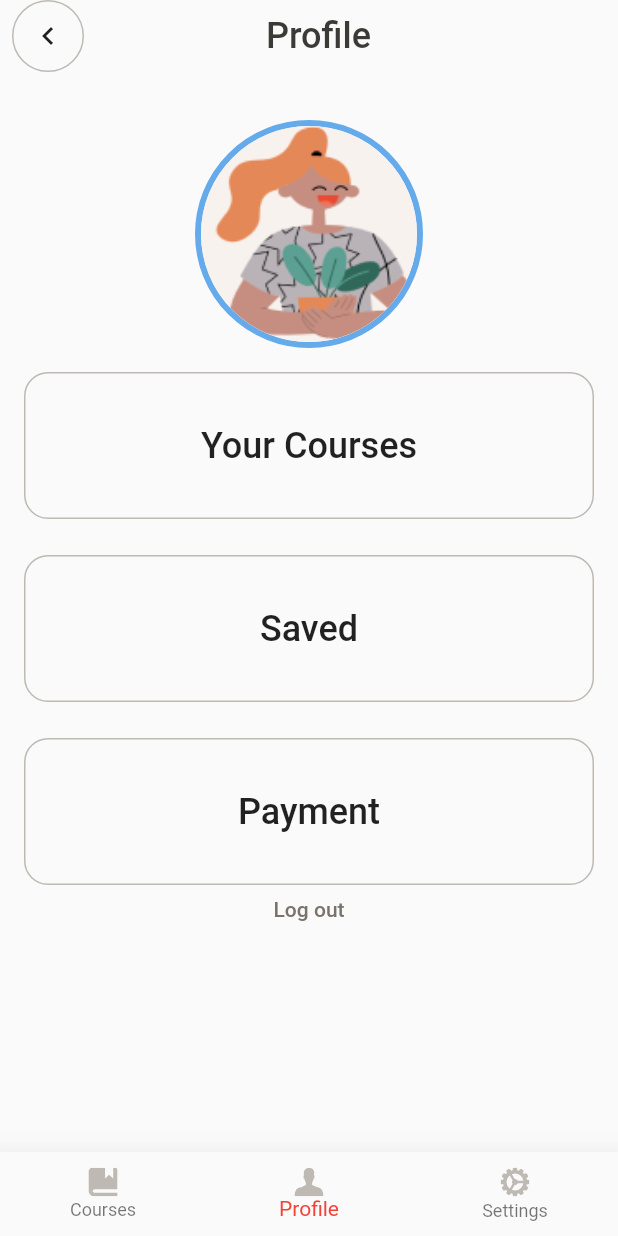
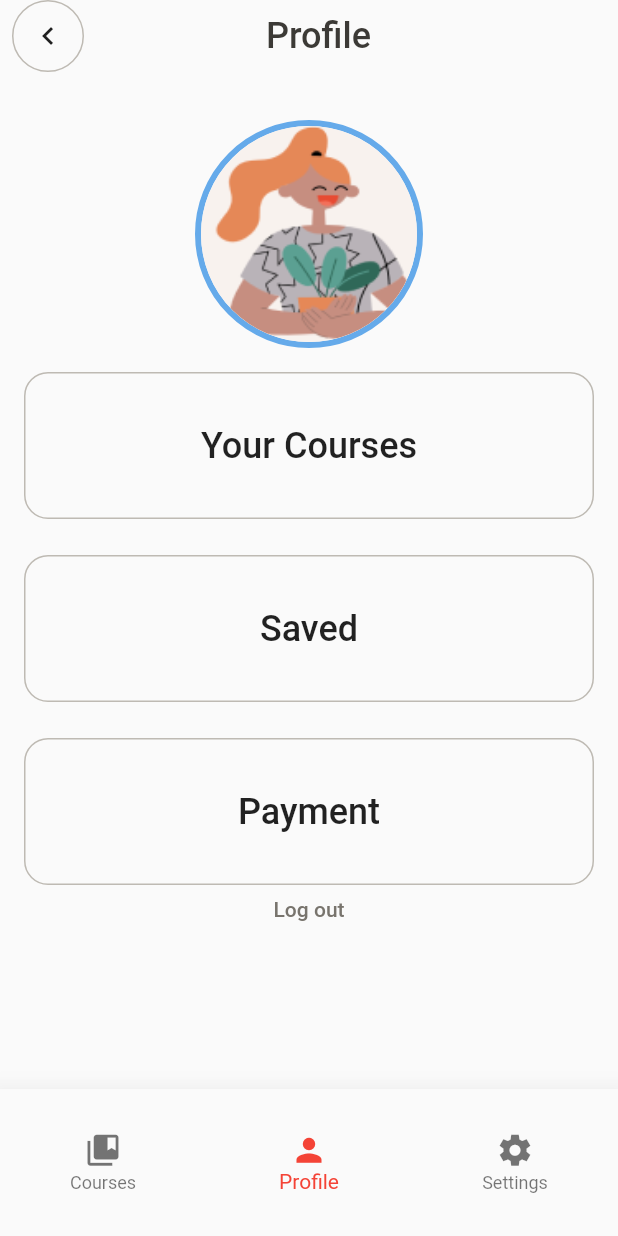
Before and after one commit to eajane28/edtech_mobileapp, a Flutter app: the HomeView screen opened by its route, item 2 of the bottom bar chosen, on a phone screen of 412 x 824 dp. Run offline on Flutter 3.47's test engine with Material 2 defaults, Android fonts, the phone set to English and light mode, and no system bars; our stand-ins replace stacked, stacked_services, stacked_shared.

Commit message:
Home View goods

```diff
--- a/lib/ui/views/home/home_view.dart
+++ b/lib/ui/views/home/home_view.dart
@@ -5,7 +5,7 @@ import 'package:edtech_mobile/ui/views/courses/courses_view.dart';
 import 'package:edtech_mobile/ui/views/profile/profile_view.dart';
 import 'package:edtech_mobile/ui/views/settings/settings_view.dart';
 import 'package:flutter/material.dart';
-import 'package:flutter_svg/flutter_svg.dart';
+// import 'package:flutter_svg/flutter_svg.dart';
 import 'package:stacked/stacked.dart';
 // import 'package:edtech_mobile/ui/common/app_colors.dart';
 // import 'package:edtech_mobile/ui/common/ui_helpers.dart';
@@ -32,29 +32,35 @@ class HomeView extends StatelessWidget {
             ],
                   ),
           )),
-        bottomNavigationBar: BottomNavigationBar(
+        bottomNavigationBar: SizedBox(
+          height: 98,
+          child: BottomNavigationBar(
             currentIndex: model.currentIndex,
             onTap: model.setIndex,
             selectedItemColor: Colors.red,
             elevation: 16,
-          iconSize: 20.0,
+            iconSize: 25.0,
             // type: BottomNavigationBarType.shifting,
 
-          items: <BottomNavigationBarItem>[
+            items: const <BottomNavigationBarItem>[
               BottomNavigationBarItem(
                 label: "Courses",
-              icon: SvgPicture.asset('assets/icons/courses.svg', width: 20),
+                icon: Icon(Icons.collections_bookmark)
+                // SvgPicture.asset('assets/icons/courses.svg', width: 20),
               ),
               BottomNavigationBarItem(
                 label: "Profile",
-              icon: SvgPicture.asset('assets/icons/profile.svg', width: 20),
+                icon: Icon(Icons.person)
+                // SvgPicture.asset('assets/icons/profile.svg', width: 20),
               ),
               BottomNavigationBarItem(
                 label: "Settings",
-              icon: SvgPicture.asset('assets/icons/wheel.svg', width: 20),
+                icon: Icon(Icons.settings_sharp)
+                // SvgPicture.asset('assets/icons/wheel.svg', width: 20),
               ),
             ],
             // onTap: (index) => viewModel.onItemTapped,
+          ),
         ),
       ),
       viewModelBuilder: () => HomeViewModel(),
--- a/lib/ui/views/home/home_viewmodel.dart
+++ b/lib/ui/views/home/home_viewmodel.dart
@@ -2,40 +2,26 @@
 // import 'package:edtech_mobile/app/app.dialogs.dart';
 // import 'package:edtech_mobile/app/app.locator.dart';
 // import 'package:edtech_mobile/ui/common/app_strings.dart';
-import 'package:edtech_mobile/ui/views/courses/courses_view.dart';
-import 'package:edtech_mobile/ui/views/profile/profile_view.dart';
-import 'package:edtech_mobile/ui/views/settings/settings_view.dart';
-import 'package:flutter/material.dart';
+// import 'package:edtech_mobile/ui/views/courses/courses_view.dart';
+// import 'package:edtech_mobile/ui/views/profile/profile_view.dart';
+// import 'package:edtech_mobile/ui/views/settings/settings_view.dart';
+// import 'package:flutter/material.dart';
 import 'package:stacked/stacked.dart';
 // import 'package:stacked_services/stacked_services.dart';
 
 class HomeViewModel extends IndexTrackingViewModel {
-  var pageController = PageController();
+  // var pageController = PageController();
   int selectedIndex = 0;
-  final pages = [
-    const CoursesView(),
-    const ProfileView(),
-    const SettingsView(),
-  ];
-// void onPageChanged(int value) {
-//     // print('onPageChanged $value');
+  // final pages = [
+  //   const CoursesView(),
+  //   const ProfileView(),
+  //   const SettingsView(),
+  // ];
 
-//     _selectedIndex = value;
+  // void onItemTapped(int value) {
 
-//     rebuildUi();
-//   }
-
-  void onItemTapped(int value) {
-
-    // print ('onItemTapped $value');
-    selectedIndex = value;
-    rebuildUi();
-  }
-
-  void onNexPage() {
-    if (selectedIndex < 2) {
-      pageController.nextPage(
-          curve: Curves.linear, duration: const Duration(milliseconds: 300));
-    }
+  //   // print ('onItemTapped $value');
+  //   selectedIndex = value;
+  //   rebuildUi();
+  // }
 }
-}
```
Lines whose indentation alone changed are shown as unchanged.
